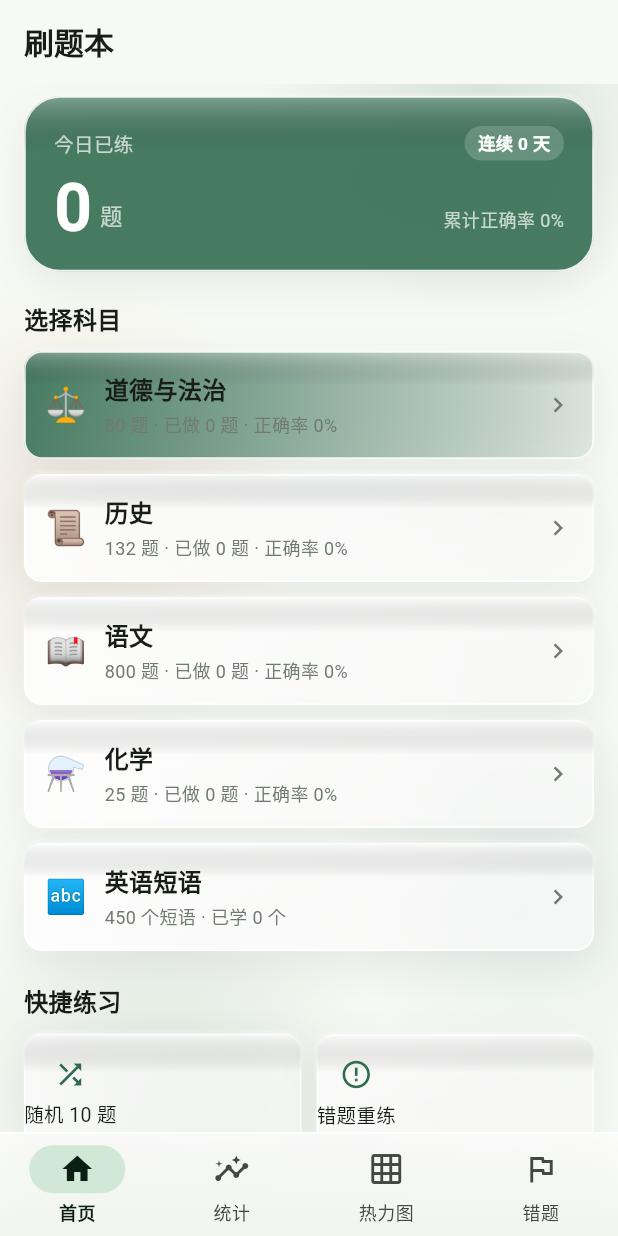
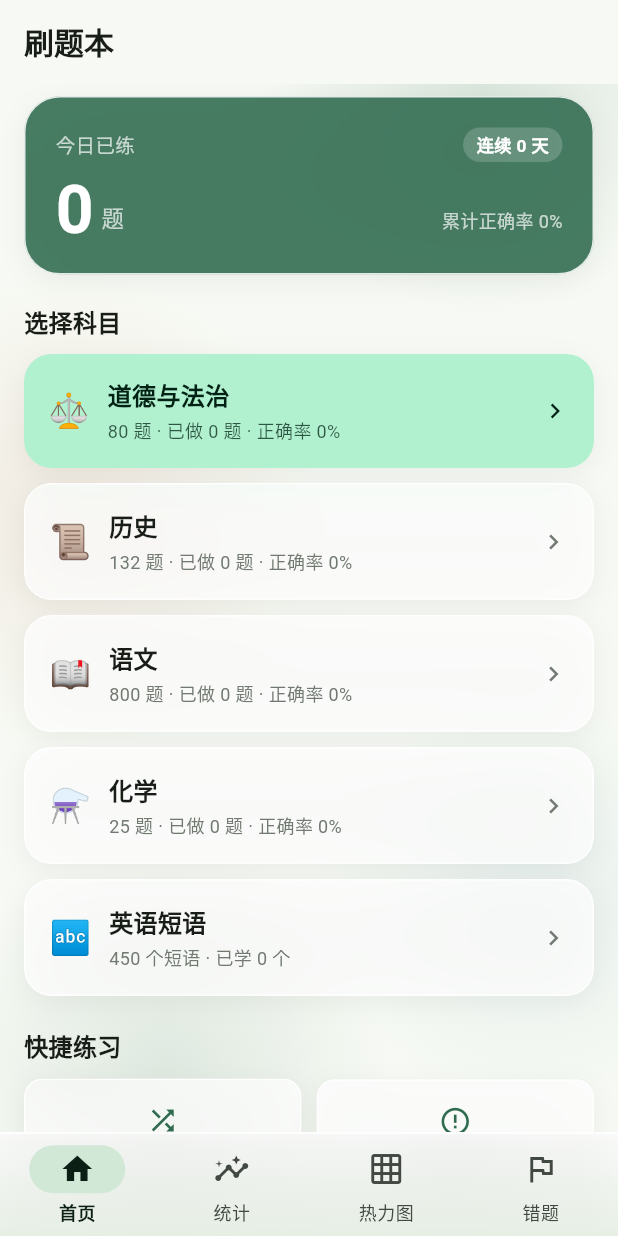
Before and after one commit to leaF7eaF/quiz-master, a Flutter app: the screen it shows after launch, on a phone screen of 412 x 824 dp. Run offline on Flutter 3.47's test engine with Material 3 defaults, Android fonts, the phone set to English and light mode, and no system bars; our stand-ins replace audioplayers, shared_preferences.

Commit message:
UI修正：卡片去渐变去高光改单色，选中态用M3容器色，导航栏加绿意，底部留白防遮挡

```diff
--- a/lib/screens/heatmap_screen.dart
+++ b/lib/screens/heatmap_screen.dart
@@ -72,7 +72,7 @@ class _HeatmapScreenState extends State<HeatmapScreen> {
       backgroundColor: Colors.transparent,
       appBar: AppBar(title: Text(title)),
       body: ListView(
-        padding: const EdgeInsets.all(16),
+        padding: const EdgeInsets.fromLTRB(16, 16, 16, 96),
         children: [
           // 科目筛选
           SizedBox(
--- a/lib/screens/home_screen.dart
+++ b/lib/screens/home_screen.dart
@@ -22,7 +22,7 @@ class HomeScreen extends StatelessWidget {
         title: const Text('刷题本'),
       ),
       body: ListView(
-        padding: const EdgeInsets.fromLTRB(16, 8, 16, 24),
+        padding: const EdgeInsets.fromLTRB(16, 8, 16, 110),
         children: [
           _TodayCard(p: p),
           const SizedBox(height: 20),
@@ -163,12 +163,13 @@ class _SubjectRow extends StatelessWidget {
           }
         },
         child: GlassCard(
-          padding: const EdgeInsets.symmetric(horizontal: 14, vertical: 14),
-          radius: 12,
+          padding: const EdgeInsets.symmetric(horizontal: 16, vertical: 16),
+          radius: 18,
+          blur: 18,
           tint: selected
-              ? AppTheme.primary.withOpacity(0.10)
-              : Colors.white.withOpacity(0.55),
-          bordered: true,
+              ? Theme.of(context).colorScheme.primaryContainer
+              : null,
+          bordered: !selected,
           child: Row(
             children: [
               Text(meta.icon, style: const TextStyle(fontSize: 22)),
@@ -177,18 +178,34 @@ class _SubjectRow extends StatelessWidget {
                 child: Column(
                   crossAxisAlignment: CrossAxisAlignment.start,
                   children: [
-                    Text(meta.label, style: const TextStyle(fontSize: 16, fontWeight: FontWeight.w600)),
+                    Text(meta.label,
+                        style: TextStyle(
+                            fontSize: 16,
+                            fontWeight: FontWeight.w600,
+                            color: selected
+                                ? Theme.of(context).colorScheme.onPrimaryContainer
+                                : AppTheme.ink)),
                     const SizedBox(height: 3),
                     Text(
                         _isEnglish
                             ? '$total 个短语 · 已学 $done 个'
                             : '$total 题 · 已做 $done 题 · 正确率 ${(acc * 100).toStringAsFixed(0)}%',
-                        style: const TextStyle(fontSize: 12, color: AppTheme.muted)),
+                        style: TextStyle(
+                            fontSize: 12,
+                            color: selected
+                                ? Theme.of(context)
+                                    .colorScheme
+                                    .onPrimaryContainer
+                                    .withOpacity(0.75)
+                                : AppTheme.muted)),
                   ],
                 ),
               ),
-              const Icon(Icons.chevron_right,
-                  color: AppTheme.muted, size: 20),
+              Icon(Icons.chevron_right,
+                  color: selected
+                      ? Theme.of(context).colorScheme.onPrimaryContainer
+                      : AppTheme.muted,
+                  size: 20),
             ],
           ),
         ),
--- a/lib/screens/stats_screen.dart
+++ b/lib/screens/stats_screen.dart
@@ -25,7 +25,7 @@ class StatsScreen extends StatelessWidget {
         ),
       ]),
       body: ListView(
-        padding: const EdgeInsets.all(16),
+        padding: const EdgeInsets.fromLTRB(16, 16, 16, 96),
         children: [
           Row(
             children: [
--- a/lib/widgets/glass.dart
+++ b/lib/widgets/glass.dart
@@ -32,50 +32,17 @@ class GlassCard extends StatelessWidget {
       borderRadius: r,
       child: BackdropFilter(
         filter: ImageFilter.blur(sigmaX: blur, sigmaY: blur),
-        child: Stack(
-          children: [
-            Positioned.fill(
         child: Container(
+          padding: padding,
           decoration: BoxDecoration(
-                  gradient: LinearGradient(
-                    begin: Alignment.topLeft,
-                    end: Alignment.bottomRight,
-                    colors: tint != null
-                        ? [tint!.withOpacity(0.88), tint!]
-                        : [
-                            Colors.white.withOpacity(0.72),
-                            Colors.white.withOpacity(0.42),
-                          ],
-                  ),
+            // 单色半透明：浅背景上不会被渐变弄脏
+            color: tint ?? Colors.white.withOpacity(0.72),
             borderRadius: r,
             border: bordered
-                      ? Border.all(
-                          color: Colors.white.withOpacity(0.9), width: 1.2)
+                ? Border.all(color: Colors.white.withOpacity(0.85), width: 1)
                 : null,
           ),
-              ),
-            ),
-            // 顶部斜射高光
-            Positioned.fill(
-              child: IgnorePointer(
-                child: Container(
-                  decoration: BoxDecoration(
-                    borderRadius: r,
-                    gradient: LinearGradient(
-                      begin: Alignment.topCenter,
-                      end: Alignment.bottomCenter,
-                      colors: [
-                        Colors.white.withOpacity(0.30),
-                        Colors.transparent,
-                      ],
-                      stops: const [0.0, 0.32],
-                    ),
-                  ),
-                ),
-              ),
-            ),
-            Padding(padding: padding, child: child),
-          ],
+          child: child,
         ),
       ),
     );
@@ -85,14 +52,9 @@ class GlassCard extends StatelessWidget {
         borderRadius: r,
         boxShadow: [
           BoxShadow(
-            color: Colors.white.withOpacity(0.45),
-            blurRadius: 1.5,
-            offset: const Offset(0, -1),
-          ),
-          BoxShadow(
-            color: AppTheme.ink.withOpacity(0.07),
-            blurRadius: 22,
-            offset: const Offset(0, 8),
+            color: AppTheme.ink.withOpacity(0.06),
+            blurRadius: 14,
+            offset: const Offset(0, 4),
           ),
         ],
       ),
@@ -123,8 +85,8 @@ class GlassBar extends StatelessWidget {
               begin: Alignment.topCenter,
               end: Alignment.bottomCenter,
               colors: [
-                Colors.white.withOpacity(0.80),
-                const Color(0xFFF1F5EE).withOpacity(0.94),
+                Colors.white.withOpacity(0.70),
+                const Color(0xFFE6EFE4).withOpacity(0.86),
               ],
             ),
             border: Border(
@@ -132,9 +94,9 @@ class GlassBar extends StatelessWidget {
             ),
             boxShadow: [
               BoxShadow(
-                color: AppTheme.ink.withOpacity(0.09),
-                blurRadius: 20,
-                offset: const Offset(0, -5),
+                color: AppTheme.ink.withOpacity(0.13),
+                blurRadius: 26,
+                offset: const Offset(0, -6),
               ),
             ],
           ),
```
Lines whose indentation alone changed are shown as unchanged.
